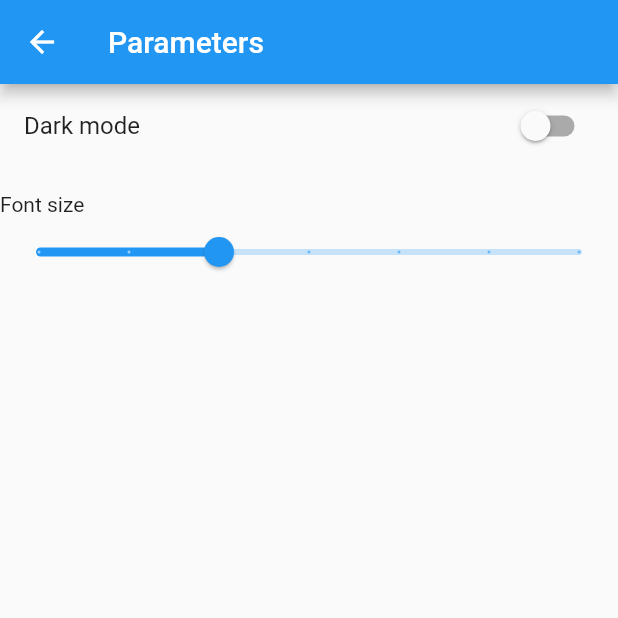
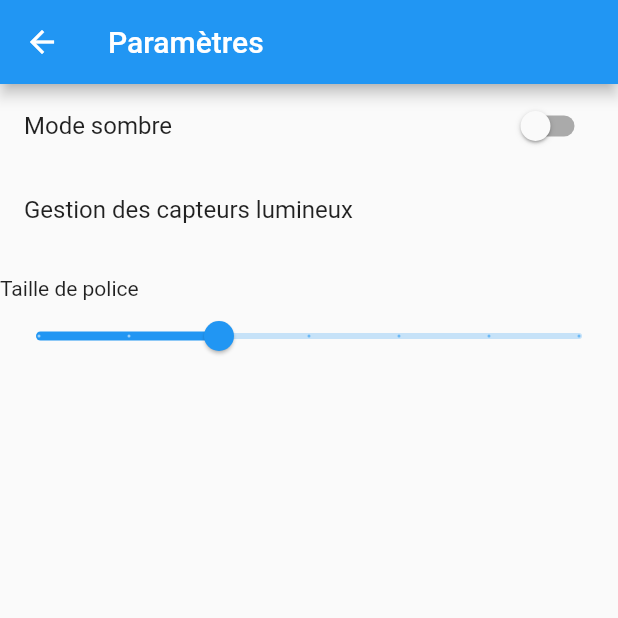
Before and after one commit to GaetanCrabeels/SmartShade, a Flutter app: the Parameters screen opened directly, on a phone screen of 412 x 824 dp, the top half of it. Run offline on Flutter 3.47's test engine with Material 2 defaults, Android fonts, the phone set to English and light mode, and no system bars; missing offline and left inert: light; statements that could not run were skipped.

Commit message:
ajout d'une section control des capteur lumineux

```diff
--- a/lib/screens/parameters.dart
+++ b/lib/screens/parameters.dart
@@ -1,10 +1,10 @@
 import 'package:flutter/material.dart';
+import 'volet_control.dart';
 
 class Parameters extends StatefulWidget {
   const Parameters({Key? key}) : super(key: key);
 
   @override
-  // ignore: library_private_types_in_public_api
   _ParametersState createState() => _ParametersState();
 }
 
@@ -16,13 +16,13 @@ class _ParametersState extends State<Parameters> {
   Widget build(BuildContext context) {
     return Scaffold(
       appBar: AppBar(
-        title: const Text('Parameters'),
+        title: const Text('Paramètres'),
       ),
       body: Column(
         crossAxisAlignment: CrossAxisAlignment.start,
         children: [
           SwitchListTile(
-            title: const Text('Dark mode'),
+            title: const Text('Mode sombre'),
             value: _isDarkModeEnabled,
             onChanged: (value) {
               setState(() {
@@ -30,8 +30,18 @@ class _ParametersState extends State<Parameters> {
               });
             },
           ),
+          ListTile(
+            title: const Text('Gestion des capteurs lumineux'),
+            onTap: () {
+              // Accéder à la page VoletControlPage (utilisation de VoletApp ici)
+              Navigator.push(
+                context,
+                MaterialPageRoute(builder: (context) => VoletApp()),
+              );
+            },
+          ),
           const SizedBox(height: 16.0),
-          const Text('Font size'),
+          const Text('Taille de police'),
           Slider(
             value: _fontSize,
             min: 12.0,
```
